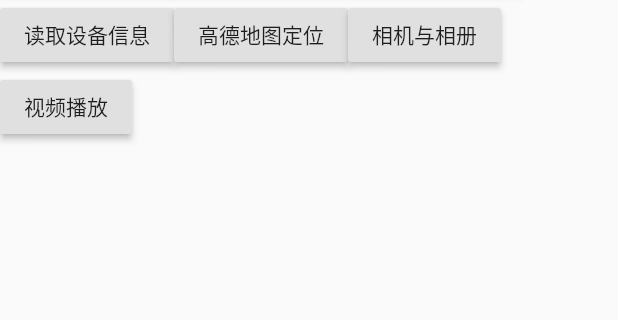
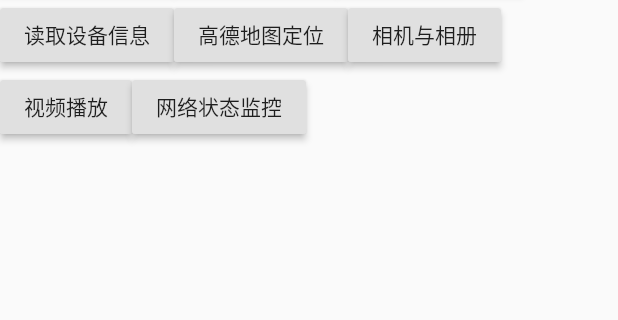
Before and after one commit to yanjiepeng/flutter_demo2, a Flutter app: the HomePage widget shown alone on an empty page, opened directly, on a phone screen of 412 x 824 dp, the part 478-798 px from its top. Run offline on Flutter 3.47's test engine with Material 2 defaults, Android fonts, the phone set to English and light mode, and no system bars; our stand-ins replace chewie, connectivity, date_format, device_info, dio, flutter_html and 4 more; missing offline and left inert: amap_location, flutter_inappbrowser, simple_permissions; network calls fail.

Commit message:
更新监听网络变化

```diff
--- a/lib/pages/tabs/Home.dart
+++ b/lib/pages/tabs/Home.dart
@@ -140,6 +140,13 @@ class _HomePageState extends State<HomePage> {
               },
               child: Text('视频播放'),
             ),
+
+            RaisedButton(
+              onPressed: () {
+                Navigator.pushNamed(context, '/netstate');
+              },
+              child: Text('网络状态监控'),
+            )
           ],
         ),
       ],
--- a/lib/routes/Routes.dart
+++ b/lib/routes/Routes.dart
@@ -4,6 +4,7 @@ import 'package:flutter_demo2/date/Datedemo.dart';
 import 'package:flutter_demo2/deviceinfo/DeviceInfoPage.dart';
 import 'package:flutter_demo2/map/GDMapDemo.dart';
 import 'package:flutter_demo2/net/DioDemoPage.dart';
+import 'package:flutter_demo2/net/NetConnect.dart';
 import 'package:flutter_demo2/net/SimpleNetPage.dart';
 import 'package:flutter_demo2/newsdemo/NewsContent.dart';
 import 'package:flutter_demo2/newsdemo/news.dart';
@@ -53,6 +54,7 @@ final routes = {
   '/getlocation': (context) => GDMapDemo(),
   '/imagepicker': (context) => ImagePickerDemo(),
   '/videoplay': (context) => VideoPlayDemo(),
+  '/netstate': (context) => NetConnectDemo(),
   '/newscontent': (context,{arguments}) => NewsContent(arguments:arguments),
   '/search': (context, {arguments}) => SearchPage(arguments: arguments),
   '/product': (context, {arguments}) => ProductPage(arguments: arguments),
--- a/pubspec.yaml
+++ b/pubspec.yaml
@@ -35,6 +35,7 @@ dependencies:
   image_picker: ^0.6.0+15
   chewie: ^0.9.7
   video_player: ^0.10.1+4
+  connectivity: ^0.4.3+6
   flutter_localizations:
     sdk: flutter
 
```
Also changed, not shown: pubspec.lock.
